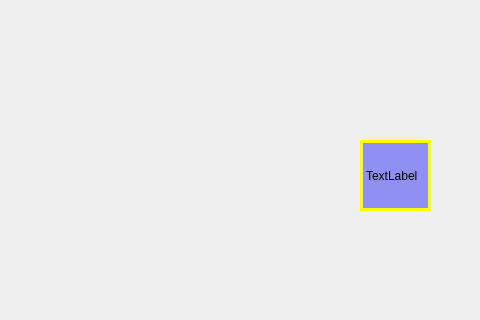
Old version of the form UI/draughtsboard.ui in the repository nzpznk/draughts_online; both pictures show x 320 to 800 and y 110 to 430 of the 800 by 600 pixel window.
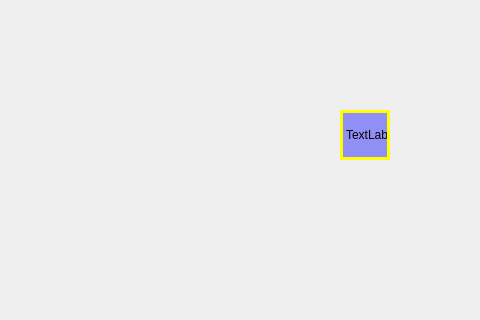
New version of the form. Icons and pictures are not drawn.

The edit to the form file:
```diff
--- a/UI/draughtsboard.ui
+++ b/UI/draughtsboard.ui
@@ -39,10 +39,10 @@
    <widget class="QLabel" name="label">
     <property name="geometry">
      <rect>
-      <x>680</x>
-      <y>250</y>
-      <width>71</width>
-      <height>71</height>
+      <x>660</x>
+      <y>220</y>
+      <width>50</width>
+      <height>50</height>
      </rect>
     </property>
     <property name="styleSheet">
```
Left out of the diff: 25 changed lines with no effect on the pictures.
